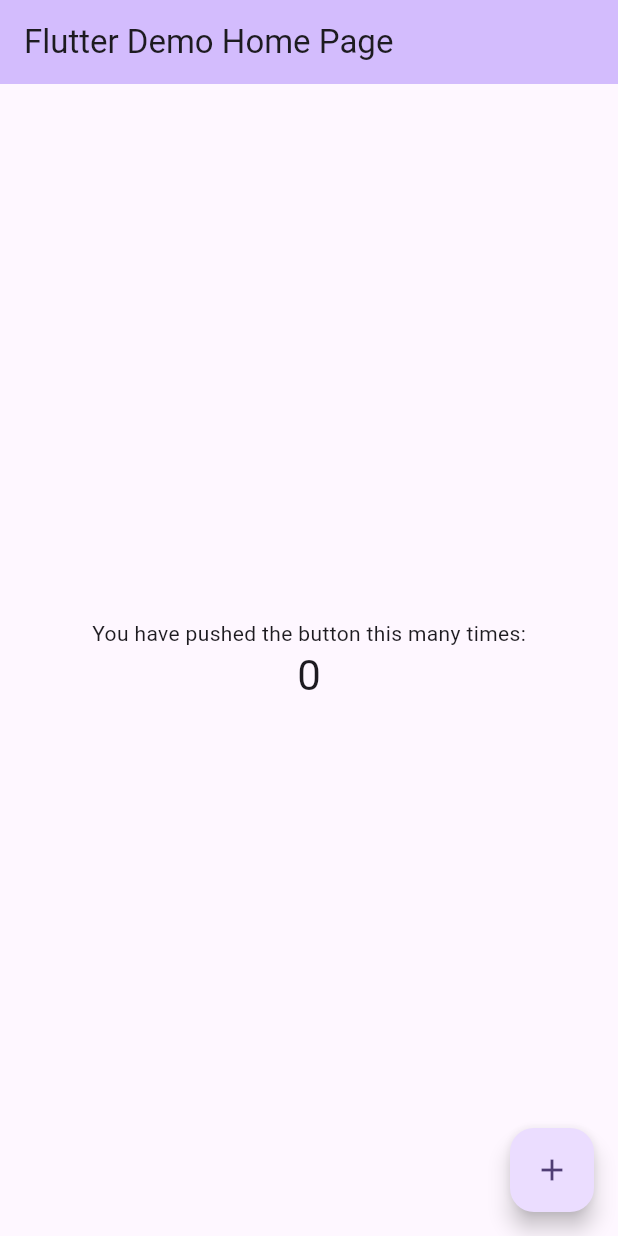
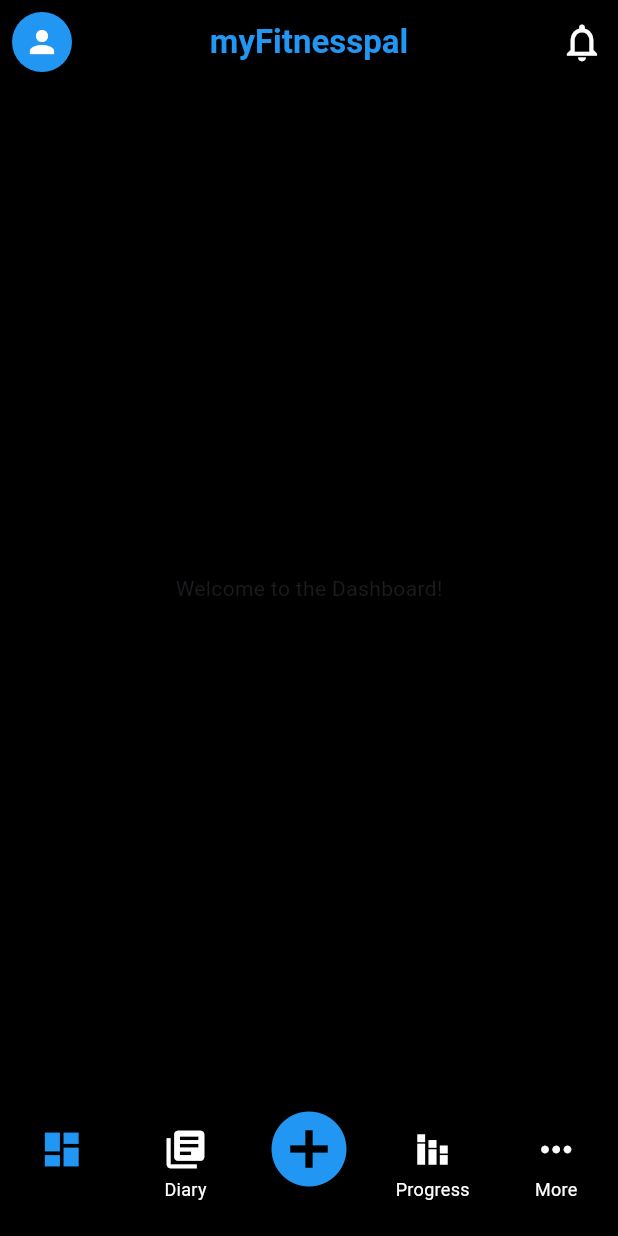
Before and after one commit to nisargd24/fitnesspal, a Flutter app: the screen it shows after launch, on a phone screen of 412 x 824 dp. Run offline on Flutter 3.47's test engine with Material 3 defaults, Android fonts, the light colour scheme and no system bars.

Commit message:
5 september

```diff
--- a/lib/main.dart
+++ b/lib/main.dart
@@ -1,108 +1,19 @@
+import 'package:fitnesspal/repository/screens/home/dashboard.dart';
 import 'package:flutter/material.dart';
 
 void main() {
-  runApp(const MyApp());
+  runApp(MyApp());
 }
 
 class MyApp extends StatelessWidget {
   const MyApp({super.key});
 
-  // This widget is the root of your application.
   @override
   Widget build(BuildContext context) {
     return MaterialApp(
-      title: 'Flutter Demo',
-      theme: ThemeData(
-
-        colorScheme: ColorScheme.fromSeed(seedColor: Colors.deepPurple),
-      ),
-      home: const MyHomePage(title: 'Flutter Demo Home Page'),
+      debugShowCheckedModeBanner: false,
+      title: 'FitnessPal',
+      home: Dashboard(),
     );
   }
 }
-
-class MyHomePage extends StatefulWidget {
-  const MyHomePage({super.key, required this.title});
-
-  // This widget is the home page of your application. It is stateful, meaning
-  // that it has a State object (defined below) that contains fields that affect
-  // how it looks.
-
-  // This class is the configuration for the state. It holds the values (in this
-  // case the title) provided by the parent (in this case the App widget) and
-  // used by the build method of the State. Fields in a Widget subclass are
-  // always marked "final".
-
-  final String title;
-
-  @override
-  State<MyHomePage> createState() => _MyHomePageState();
-}
-
-class _MyHomePageState extends State<MyHomePage> {
-  int _counter = 0;
-
-  void _incrementCounter() {
-    setState(() {
-      // This call to setState tells the Flutter framework that something has
-      // changed in this State, which causes it to rerun the build method below
-      // so that the display can reflect the updated values. If we changed
-      // _counter without calling setState(), then the build method would not be
-      // called again, and so nothing would appear to happen.
-      _counter++;
-    });
-  }
-
-  @override
-  Widget build(BuildContext context) {
-    // This method is rerun every time setState is called, for instance as done
-    // by the _incrementCounter method above.
-    //
-    // The Flutter framework has been optimized to make rerunning build methods
-    // fast, so that you can just rebuild anything that needs updating rather
-    // than having to individually change instances of widgets.
-    return Scaffold(
-      appBar: AppBar(
-        // TRY THIS: Try changing the color here to a specific color (to
-        // Colors.amber, perhaps?) and trigger a hot reload to see the AppBar
-        // change color while the other colors stay the same.
-        backgroundColor: Theme.of(context).colorScheme.inversePrimary,
-        // Here we take the value from the MyHomePage object that was created by
-        // the App.build method, and use it to set our appbar title.
-        title: Text(widget.title),
-      ),
-      body: Center(
-        // Center is a layout widget. It takes a single child and positions it
-        // in the middle of the parent.
-        child: Column(
-          // Column is also a layout widget. It takes a list of children and
-          // arranges them vertically. By default, it sizes itself to fit its
-          // children horizontally, and tries to be as tall as its parent.
-          //
-          // Column has various properties to control how it sizes itself and
-          // how it positions its children. Here we use mainAxisAlignment to
-          // center the children vertically; the main axis here is the vertical
-          // axis because Columns are vertical (the cross axis would be
-          // horizontal).
-          //
-          // TRY THIS: Invoke "debug painting" (choose the "Toggle Debug Paint"
-          // action in the IDE, or press "p" in the console), to see the
-          // wireframe for each widget.
-          mainAxisAlignment: MainAxisAlignment.center,
-          children: <Widget>[
-            const Text('You have pushed the button this many times:'),
-            Text(
-              '$_counter',
-              style: Theme.of(context).textTheme.headlineMedium,
-            ),
-          ],
-        ),
-      ),
-      floatingActionButton: FloatingActionButton(
-        onPressed: _incrementCounter,
-        tooltip: 'Increment',
-        child: const Icon(Icons.add),
-      ), // This trailing comma makes auto-formatting nicer for build methods.
-    );
-  }
-}
--- /dev/null
+++ b/lib/repository/screens/home/dashboard.dart
@@ -0,0 +1,79 @@
+import 'package:fitnesspal/repository/screens/profile/profile.dart';
+import 'package:flutter/material.dart';
+
+class Dashboard extends StatelessWidget {
+  const Dashboard({super.key});
+
+  @override
+  Widget build(BuildContext context) {
+    return Scaffold(
+      bottomNavigationBar: BottomNavigationBar(
+        currentIndex: 0,
+        onTap: (index) {
+          // TODO: Handle navigation
+        },
+        type: BottomNavigationBarType.fixed,
+
+        showSelectedLabels: false,
+        backgroundColor: Colors.black,
+        selectedItemColor: Colors.blue,
+        unselectedItemColor: Colors.white,
+        enableFeedback: false,
+        items: const [
+          BottomNavigationBarItem(
+            icon: Icon(Icons.dashboard, size: 30),
+            label: 'Dashboard',
+          ),
+          BottomNavigationBarItem(
+            icon: Icon(Icons.library_books, size: 30),
+            label: 'Diary',
+          ),
+          BottomNavigationBarItem(
+            icon: Icon(Icons.add_circle, color: Colors.blue, size: 60),
+            label: "",
+          ),
+          BottomNavigationBarItem(
+            icon: Icon(Icons.stacked_bar_chart_outlined, size: 30),
+            label: 'Progress',
+          ),
+          BottomNavigationBarItem(
+            icon: Icon(Icons.more_horiz_outlined, size: 30),
+            label: 'More',
+          ),
+        ],
+      ),
+      backgroundColor: Colors.black,
+      appBar: AppBar(
+        backgroundColor: Colors.black,
+        title: const Text(
+          'myFitnesspal',
+          style: TextStyle(color: Colors.blue, fontWeight: FontWeight.bold),
+        ),
+        centerTitle: true,
+        leading: IconButton(
+          onPressed: () {
+            Navigator.push(
+              context,
+              MaterialPageRoute(builder: (context) => const Profile()),
+            );
+          },
+          icon: CircleAvatar(
+            backgroundColor: Colors.blue,
+            child: Icon(Icons.person, color: Colors.white, size: 24),
+          ),
+        ),
+        actions: [
+          IconButton(
+            onPressed: () {},
+            icon: const Icon(
+              Icons.notifications_none_outlined,
+              color: Colors.white,
+              size: 30,
+            ),
+          ),
+        ],
+      ),
+      body: const Center(child: Text('Welcome to the Dashboard!')),
+    );
+  }
+}
--- /dev/null
+++ b/lib/repository/screens/profile/profile.dart
@@ -0,0 +1,13 @@
+import 'package:flutter/material.dart';
+
+class Profile extends StatelessWidget {
+  const Profile({super.key});
+
+  @override
+  Widget build(BuildContext context) {
+    return Scaffold(
+      appBar: AppBar(),
+      body: Center(child: const Text('Profile Screen')),
+    );
+  }
+}
```
